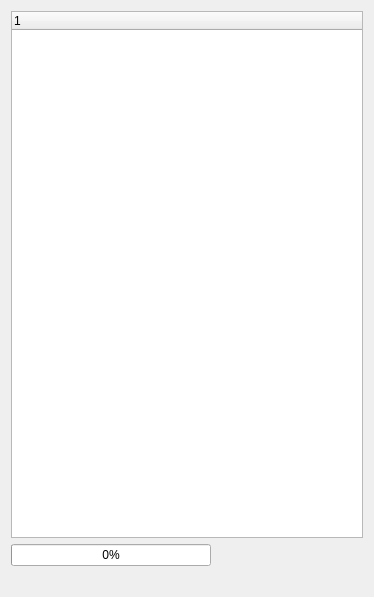
Old version of the form trunk/edr/src/plugins/communication/ui/CommunicationWidgetEx.ui in the repository mk4me/hm-mde-one.
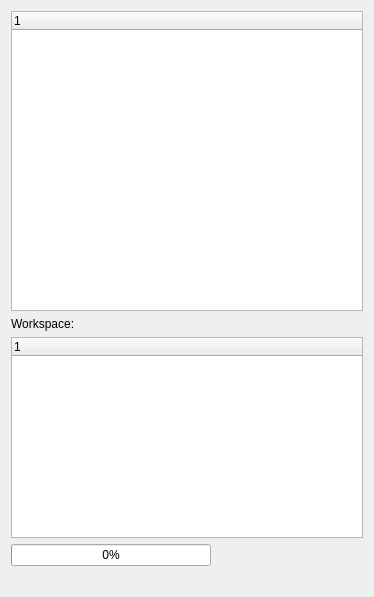
New version of the form.

Commit message: -zmiany widoku CS -skrocona nazwa triala -dodane ikony (przydalyby sie jakies ladne) -dodawanie i usuwanie elementow z workspace

```diff
--- a/trunk/edr/src/plugins/communication/ui/CommunicationWidgetEx.ui
+++ b/trunk/edr/src/plugins/communication/ui/CommunicationWidgetEx.ui
@@ -38,6 +38,25 @@
      </column>
     </widget>
    </item>
+   <item>
+    <widget class="QLabel" name="label">
+     <property name="text">
+      <string>Workspace:</string>
+     </property>
+    </widget>
+   </item>
+   <item>
+    <widget class="QTreeWidget" name="workspace">
+     <property name="contextMenuPolicy">
+      <enum>Qt::DefaultContextMenu</enum>
+     </property>
+     <column>
+      <property name="text">
+       <string notr="true">1</string>
+      </property>
+     </column>
+    </widget>
+   </item>
    <item>
     <widget class="QProgressBar" name="progressBar">
      <property name="maximumSize">
```
Left out of the diff: 114 changed lines with no effect on the pictures. The commit also changes 6 other files.
